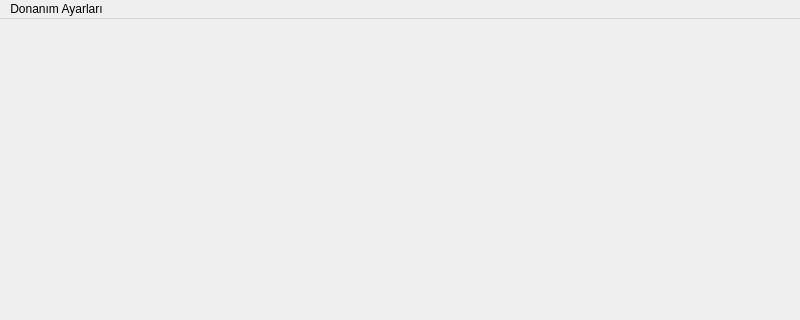
Old version of the form res/ui/mainwindow.ui in the repository cihansenyuz/test_remotes_for_TV; both pictures show x 0 to 800 and y 0 to 320 of the 800 by 600 pixel window.
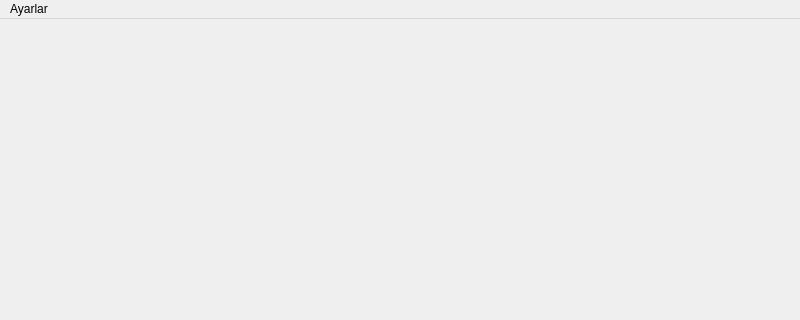
New version of the form.

Commit message: add hardware settings dialog

What changed in the file:
```diff
--- a/res/ui/mainwindow.ui
+++ b/res/ui/mainwindow.ui
@@ -25,7 +25,7 @@
    </property>
    <widget class="QMenu" name="menuDonan_m_Ayarlar">
     <property name="title">
-     <string>Donanım Ayarları</string>
+     <string>Ayarlar</string>
     </property>
    </widget>
    <addaction name="menuDonan_m_Ayarlar"/>
```
Left out of the diff: 6 changed lines with no effect on the pictures. The commit also changes 4 other files.
